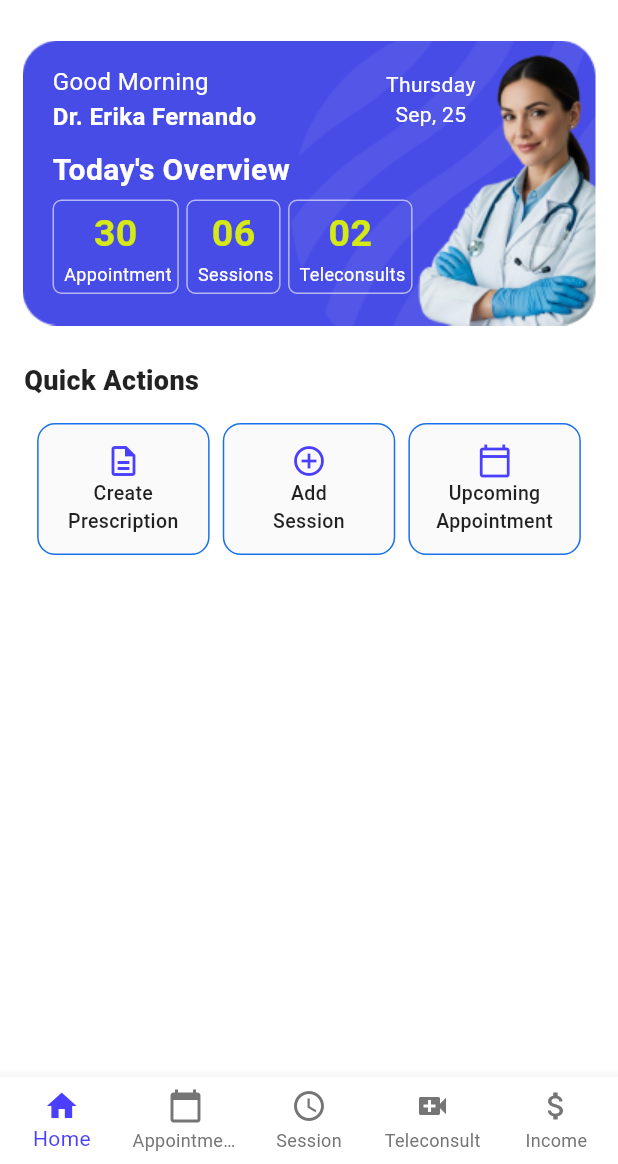
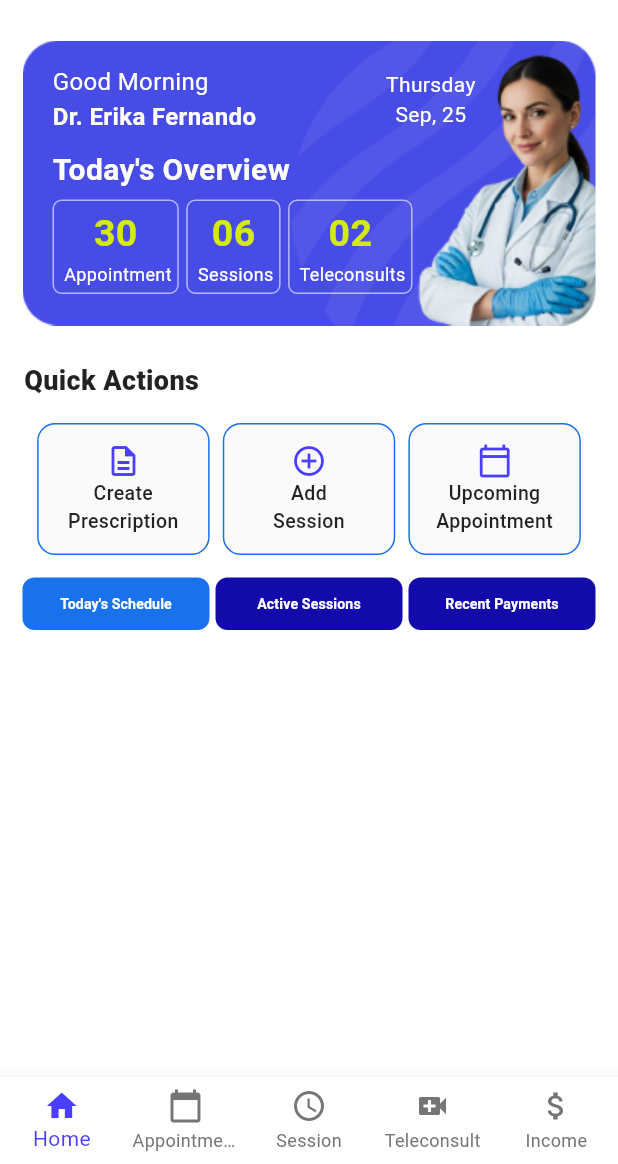
Before and after one commit to eChanneling-Revamp/Doctor-App, a Flutter app: the HomeScreen screen opened directly, on a phone screen of 412 x 824 dp, the part 72-1236 px from its top. Run offline on Flutter 3.47's test engine with Material 3 defaults, Android fonts, the phone set to English and light mode, and no system bars.

Commit message:
Add schedule buttons section to HomeScreen
Introduced a new ScheduleButtonsSection widget to the home screen, allowing users to toggle between Today's Schedule, Active Sessions, and Recent Payments. State management was added to HomeScreen to control which section is active.

```diff
--- a/doctorapp/lib/screens/home_screen.dart
+++ b/doctorapp/lib/screens/home_screen.dart
@@ -3,6 +3,7 @@ import '../widgets/home_widgets/appbar_widgets.dart';
 import '../widgets/home_widgets/doctor_overview_widgets.dart';
 import '../widgets/home_widgets/navigation_bar_widgets.dart';
 import '../widgets/home_widgets/quick_actions_widgets.dart';
+import '../widgets/home_widgets/schedule_buttons_widgets.dart';
 
 class HomeScreen extends StatefulWidget {
   const HomeScreen({super.key});
@@ -13,6 +14,9 @@ class HomeScreen extends StatefulWidget {
 
 class _HomeScreenState extends State<HomeScreen> {
   int _currentIndex = 0;
+  bool _showPatientAppointments = true; // Always show on startup
+  bool _showActiveSessions = false;
+  bool _showRecentPayments = false;
 
   @override
   Widget build(BuildContext context) {
@@ -36,6 +40,36 @@ class _HomeScreenState extends State<HomeScreen> {
             const QuickActionsSection(),
 
             const SizedBox(height: 15),
+
+            // Schedule buttons
+            ScheduleButtonsSection(
+              onTodayScheduleTap: () {
+                setState(() {
+                  _showPatientAppointments = true;
+                  _showActiveSessions = false;
+                  _showRecentPayments = false;
+                });
+              },
+              onActiveSessionsTap: () {
+                setState(() {
+                  _showActiveSessions = true;
+                  _showPatientAppointments = false;
+                  _showRecentPayments = false;
+                });
+              },
+              onRecentPaymentsTap: () {
+                setState(() {
+                  _showRecentPayments = true;
+                  _showPatientAppointments = false;
+                  _showActiveSessions = false;
+                });
+              },
+              isTodayScheduleActive: _showPatientAppointments,
+              isActiveSessionsActive: _showActiveSessions,
+              isRecentPaymentsActive: _showRecentPayments,
+            ),
+
+            const SizedBox(height: 15),
             const SizedBox(height: 80), // Space for bottom navigation
           ],
         ),
--- /dev/null
+++ b/doctorapp/lib/widgets/home_widgets/schedule_buttons_widgets.dart
@@ -0,0 +1,91 @@
+import 'package:flutter/material.dart';
+
+class ScheduleButtonsSection extends StatelessWidget {
+  final VoidCallback? onTodayScheduleTap;
+  final VoidCallback? onActiveSessionsTap;
+  final VoidCallback? onRecentPaymentsTap;
+  final bool isTodayScheduleActive;
+  final bool isActiveSessionsActive;
+  final bool isRecentPaymentsActive;
+
+  const ScheduleButtonsSection({
+    super.key,
+    this.onTodayScheduleTap,
+    this.onActiveSessionsTap,
+    this.onRecentPaymentsTap,
+    this.isTodayScheduleActive = false,
+    this.isActiveSessionsActive = false,
+    this.isRecentPaymentsActive = false,
+  });
+
+  @override
+  Widget build(BuildContext context) {
+    return Container(
+      padding: const EdgeInsets.symmetric(horizontal: 15),
+      child: Row(
+        children: [
+          Expanded(
+            child: _buildScheduleButton(
+              'Today\'s Schedule',
+              isTodayScheduleActive
+                  ? const Color.fromARGB(255, 25, 113, 235)
+                  : const Color.fromARGB(255, 19, 11, 169),
+              Colors.white,
+              onTodayScheduleTap ?? () {},
+            ),
+          ),
+          const SizedBox(width: 4),
+          Expanded(
+            child: _buildScheduleButton(
+              'Active Sessions',
+              isActiveSessionsActive
+                  ? const Color.fromARGB(255, 25, 113, 235)
+                  : const Color.fromARGB(255, 19, 11, 169),
+              Colors.white,
+              onActiveSessionsTap ?? () {},
+            ),
+          ),
+          const SizedBox(width: 4),
+          Expanded(
+            child: _buildScheduleButton(
+              'Recent Payments',
+              isRecentPaymentsActive
+                  ? const Color.fromARGB(255, 25, 113, 235)
+                  : const Color.fromARGB(255, 19, 11, 169),
+              Colors.white,
+              onRecentPaymentsTap ?? () {},
+            ),
+          ),
+        ],
+      ),
+    );
+  }
+
+  Widget _buildScheduleButton(
+    String text,
+    Color backgroundColor,
+    Color textColor,
+    VoidCallback onPressed,
+  ) {
+    return SizedBox(
+      height: 35,
+      child: ElevatedButton(
+        onPressed: onPressed,
+        style: ElevatedButton.styleFrom(
+          backgroundColor: backgroundColor,
+          shape: RoundedRectangleBorder(borderRadius: BorderRadius.circular(8)),
+          elevation: 0,
+        ),
+        child: Text(
+          text,
+          textAlign: TextAlign.center,
+          style: TextStyle(
+            color: textColor,
+            fontSize: 9.43,
+            fontWeight: FontWeight.w700,
+          ),
+        ),
+      ),
+    );
+  }
+}
```
